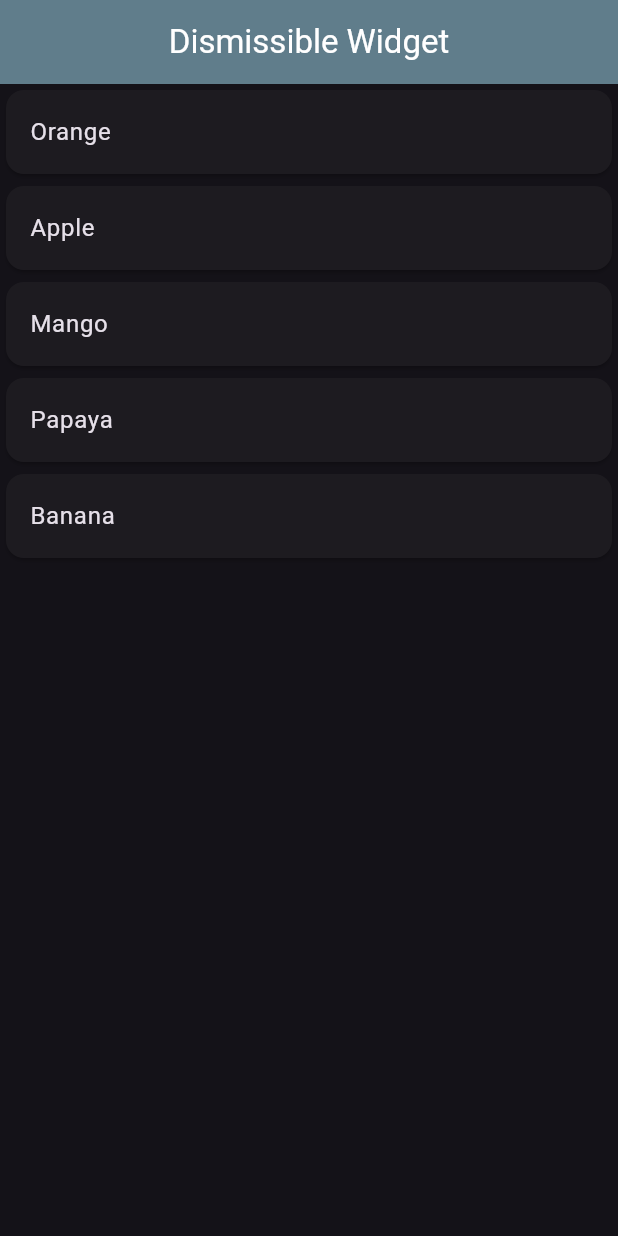
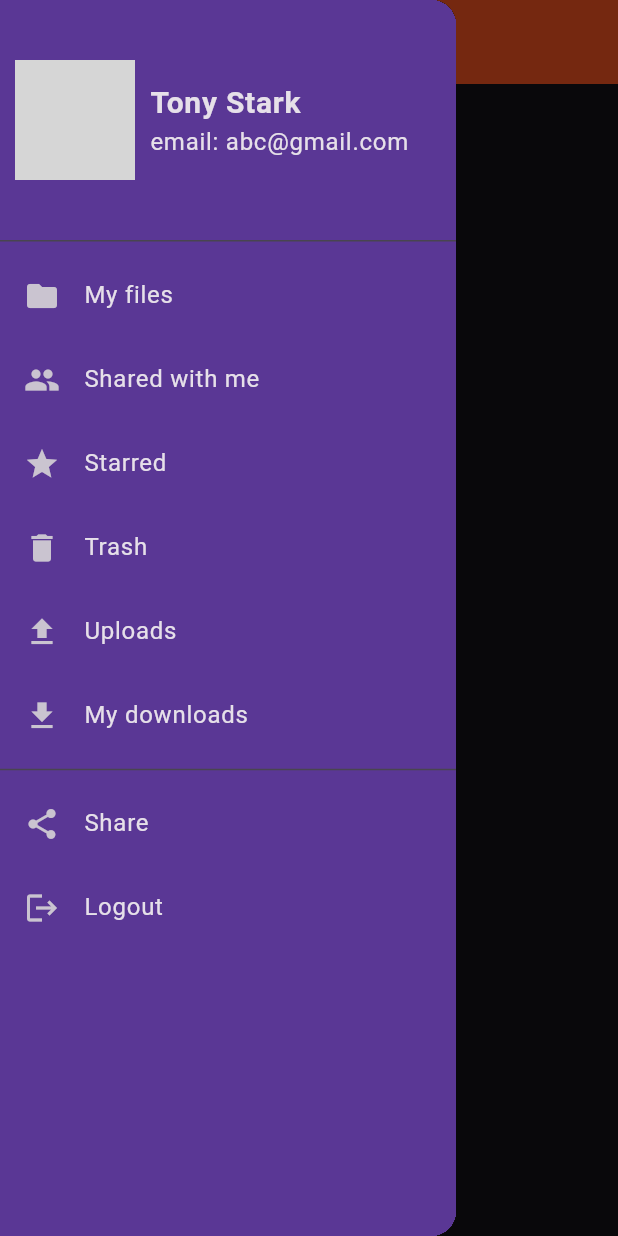
Before and after one commit to subhava06/Flutter-Learning, a Flutter app: the screen it shows after launch, with the side drawer open (before the commit the screen has no drawer), on a phone screen of 412 x 824 dp. Run offline on Flutter 3.47's test engine with Material 3 defaults, Android fonts, the phone set to English and light mode, and no system bars; network calls fail; grey boxes are pictures that could not be loaded.

Commit message:
Drawer Widget(hamburger icon)

```diff
--- a/lib/main.dart
+++ b/lib/main.dart
@@ -5,6 +5,7 @@ import 'package:thirty_widgets/widgets/dismissible.dart';
 import 'package:thirty_widgets/widgets/list_grid.dart';
 import 'package:thirty_widgets/widgets/rowscols.dart';
 import 'package:thirty_widgets/widgets/snackbar.dart';
+import 'package:thirty_widgets/widgets/drawer.dart';
 void main() => runApp(const MyApp());
 
 class MyApp extends StatelessWidget {
@@ -18,7 +19,7 @@ class MyApp extends StatelessWidget {
         brightness: Brightness.dark,
         primaryColor: const Color.fromARGB(255, 90, 55, 149),
       ),
-      home:  DismissibleWidget(),
+      home:  DrawerWidget(),
     );
   }
 }
--- a/lib/widgets/drawer.dart
+++ b/lib/widgets/drawer.dart
@@ -0,0 +1,85 @@
+import 'package:flutter/material.dart';
+
+class DrawerWidget extends StatefulWidget {
+  const DrawerWidget({super.key});
+
+  @override
+  State<DrawerWidget> createState() => _DrawerWidgetState();
+}
+
+class _DrawerWidgetState extends State<DrawerWidget> {
+  @override
+  Widget build(BuildContext context) {
+    return Scaffold(
+      drawer: Drawer(
+        child: Container(
+          color: Theme.of(context).primaryColor,
+          // now create a listView
+          child: ListView(
+            children: [
+              DrawerHeader(
+                padding: EdgeInsets.zero,
+                child: Container(
+                //  color: Colors.red,
+                  padding: EdgeInsets.all(10),
+                  child: Row(children: [
+                    CircleAvatar(radius: 40,
+                    backgroundImage: NetworkImage(
+                        'https://th.bing.com/th/id/OIP.eAhpOAqxLSrqcu4L3D8QsgHaHa?w=166&h=180&c=7&r=0&o=5&dpr=1.3&pid=1.7'),
+                    ),
+                    SizedBox(width: 10,),
+                    Column(
+                      crossAxisAlignment: CrossAxisAlignment.start,
+                      mainAxisAlignment: MainAxisAlignment.center,
+                      children: [
+                      Text('Tony Stark',style: TextStyle(fontWeight: FontWeight.bold,fontSize: 20)), Text('email: abc@gmail.com')
+                    ],)
+                  ]),
+                ),
+              ),
+              ListTile(
+                  leading: Icon(Icons.folder),
+                  title: Text('My files'),
+              ),
+              ListTile(
+                leading: Icon(Icons.group),
+                title: Text('Shared with me'),
+              ),
+              ListTile(
+                leading: Icon(Icons.star),
+                title: Text('Starred'),
+              ),
+              ListTile(
+                leading: Icon(Icons.delete),
+                title: Text('Trash'),
+              ),
+              ListTile(
+                leading: Icon(Icons.upload),
+                title: Text('Uploads'),
+              ),
+              ListTile(
+                leading: Icon(Icons.download),
+                title: Text('My downloads'),
+              ),
+              Divider(), // creates a line btw widgets
+              ListTile(
+                leading: Icon(Icons.share),
+                title: Text('Share'),
+              ),
+              ListTile(
+                leading: Icon(Icons.logout),
+                title: Text('Logout'),
+              ),
+            ],
+          ),
+        ),
+      ),
+      appBar: AppBar(
+        title: Text('Drawer'),
+        centerTitle: true,
+        backgroundColor: Colors.deepOrange,
+      ),
+      body: Container(child: Center(child: Text('Hey there'))),
+    );
+  }
+}
```
